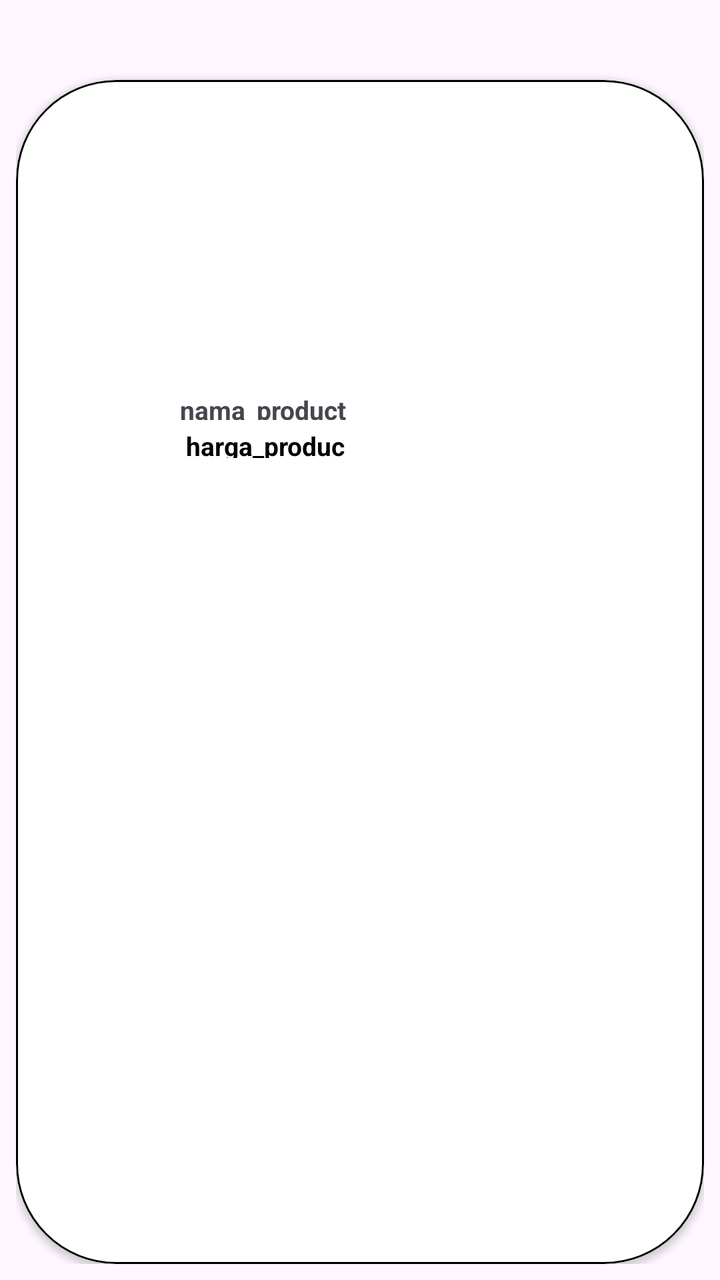
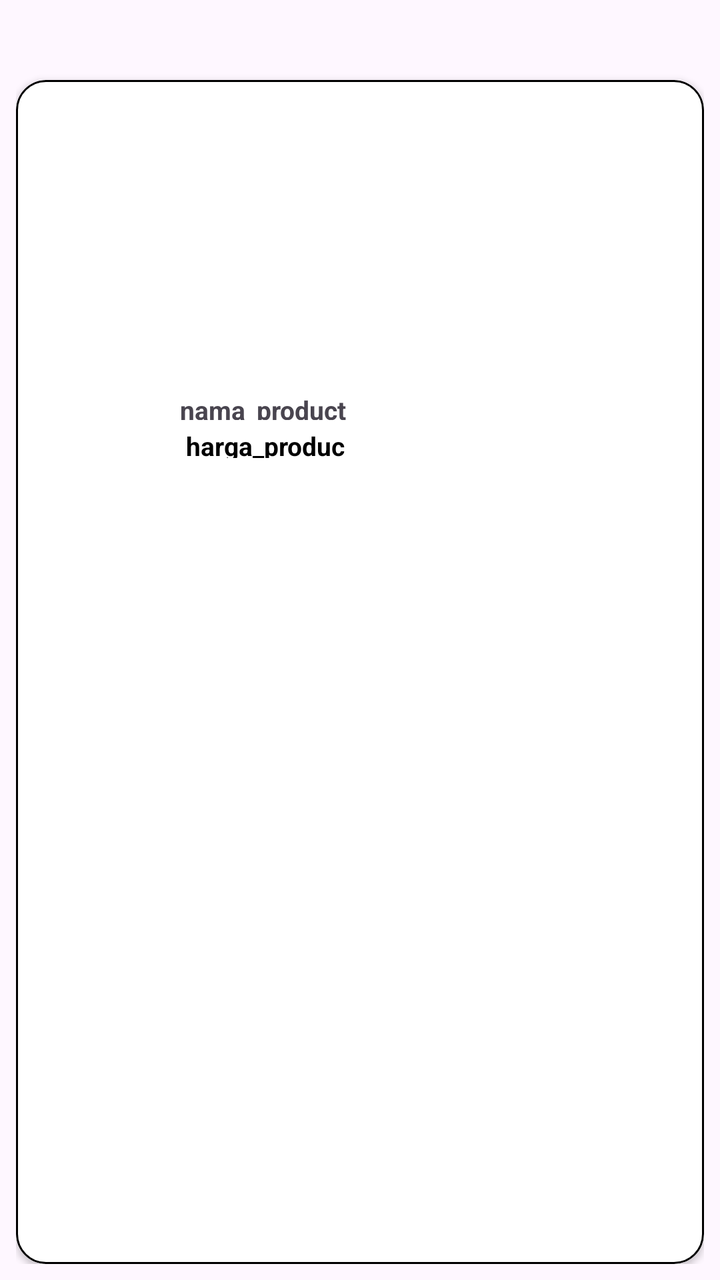

An Android layout rendered at two revisions. The XML below is the earlier revision; the diff shows what the commit changed to produce the second picture.
<!-- AndroidManifest.xml: application theme Theme.MilaAzizah_3TIB -->
<!-- res/layout/item_product.xml -->
<?xml version="1.0" encoding="utf-8"?>
<androidx.constraintlayout.widget.ConstraintLayout
    xmlns:android="http://schemas.android.com/apk/res/android"
    xmlns:app="http://schemas.android.com/apk/res-auto"
    xmlns:tools="http://schemas.android.com/tools"
    android:layout_width="match_parent"
    android:layout_height="wrap_content"
    android:padding="8dp">
    <com.google.android.material.card.MaterialCardView
        android:id="@+id/materialCardView"
        android:layout_width="match_parent"
        android:layout_height="match_parent"
        android:layout_marginTop="32dp"
        app:cardBackgroundColor="@color/white"
        app:cardCornerRadius="50dp"
        app:cardElevation="2dp"
        app:layout_constraintEnd_toEndOf="parent"
        app:layout_constraintHorizontal_bias="0.434"
        app:layout_constraintStart_toStartOf="parent"
        app:strokeColor="@color/black">



        <androidx.constraintlayout.widget.ConstraintLayout
            android:layout_width="match_parent"
            android:layout_height="match_parent"
            android:layout_margin="10dp">

            <ImageView
                android:id="@+id/imgProduct"
                android:layout_width="0dp"
                android:layout_height="130dp"
                android:contentDescription="Product Image"
                android:scaleType="centerCrop"
                app:layout_constraintEnd_toEndOf="parent"
                app:layout_constraintStart_toStartOf="parent"
                app:layout_constraintTop_toTopOf="parent" />

            <TextView
                android:id="@+id/tvProductName"
                android:layout_width="125dp"
                android:layout_height="14dp"
                android:layout_marginTop="16dp"
                android:ellipsize="end"
                android:maxLines="2"
                android:text="nama_product"
                android:textSize="13sp"
                android:textStyle="bold"
                app:layout_constraintEnd_toEndOf="parent"
                app:layout_constraintHorizontal_bias="0.362"
                app:layout_constraintStart_toStartOf="parent"
                app:layout_constraintTop_toBottomOf="@id/imgProduct" />

            <TextView
                android:id="@+id/tvProductPrice"
                android:layout_width="80dp"
                android:layout_height="15dp"
                android:layout_marginTop="4dp"
                android:text="harga_product"
                android:textColor="@color/black"
                android:textSize="13sp"
                android:textStyle="bold"

                app:layout_constraintEnd_toEndOf="parent"
                app:layout_constraintHorizontal_bias="0.308"
                app:layout_constraintStart_toStartOf="parent"
                app:layout_constraintTop_toBottomOf="@id/tvProductName" />

        </androidx.constraintlayout.widget.ConstraintLayout>
    </com.google.android.material.card.MaterialCardView>

</androidx.constraintlayout.widget.ConstraintLayout>
<!-- resources referenced by this layout -->
<resources>
  <color name="black">#FF000000</color>
  <color name="white">#FFFFFFFF</color>
  <style name="Theme.MilaAzizah_3TIB" parent="Base.Theme.MilaAzizah_3TIB" />
  <style name="Base.Theme.MilaAzizah_3TIB" parent="Theme.Material3.DayNight.NoActionBar">
          
          
      </style>
</resources>

<!-- the commit's change to res/layout/item_product.xml (unified diff, before → after) -->
@@ -12,7 +12,7 @@
         android:layout_height="match_parent"
         android:layout_marginTop="32dp"
         app:cardBackgroundColor="@color/white"
-        app:cardCornerRadius="50dp"
+        app:cardCornerRadius="15dp"
         app:cardElevation="2dp"
         app:layout_constraintEnd_toEndOf="parent"
         app:layout_constraintHorizontal_bias="0.434"
